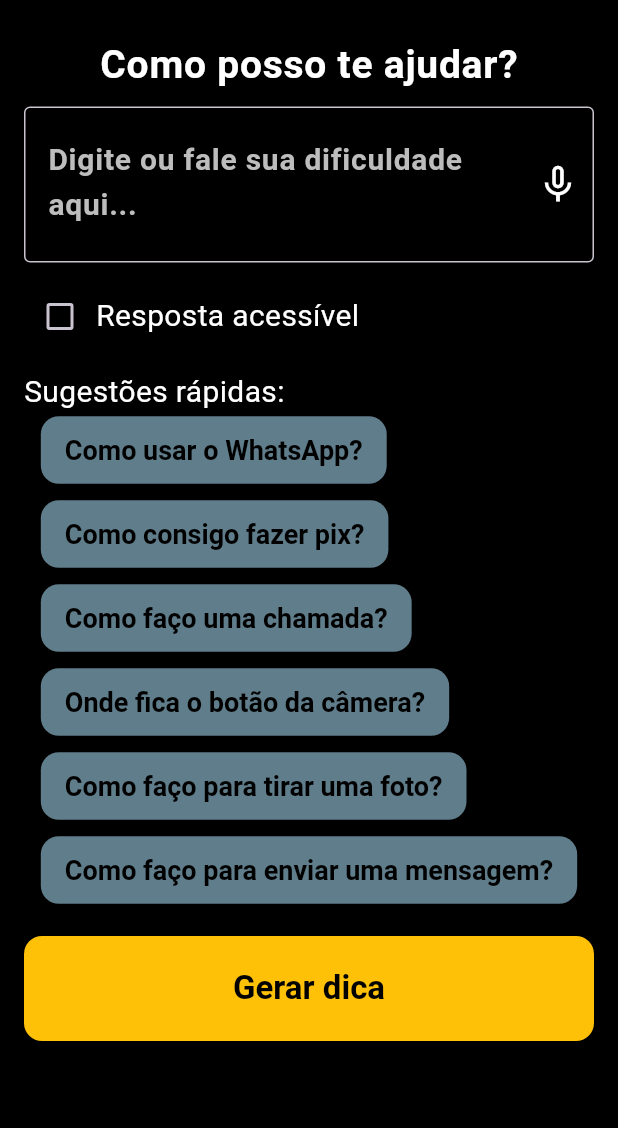
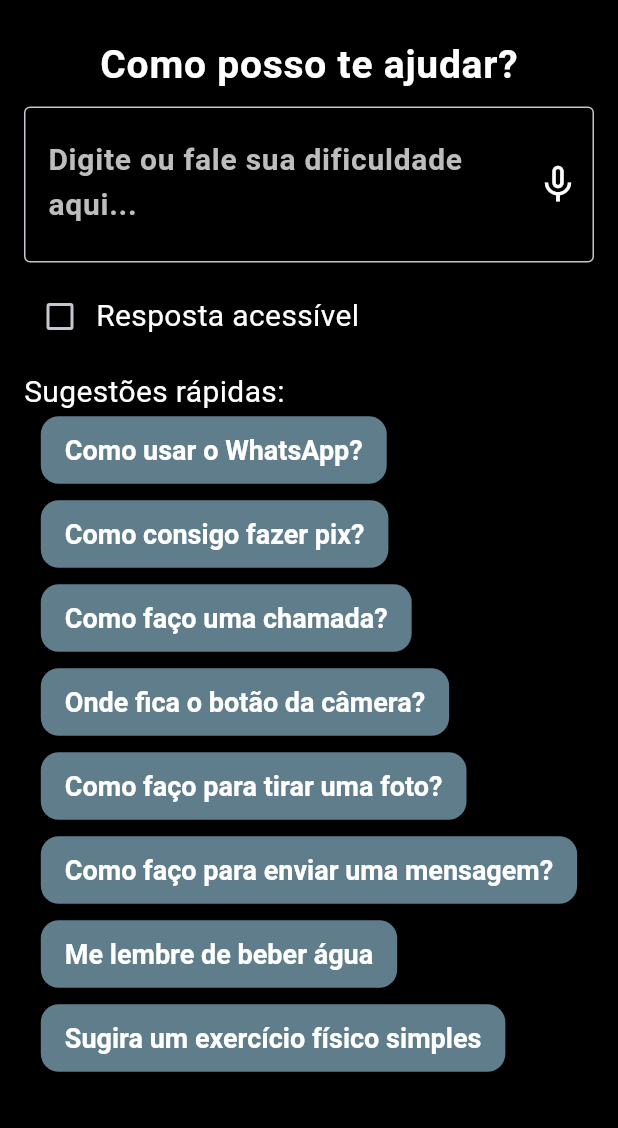
Before and after one commit to maysagoncalves29/imersao-alura2025, a Flutter app: the screen it shows after launch, on a phone screen of 412 x 824 dp, the part 108-1236 px from its top. Run offline on Flutter 3.47's test engine with Material 3 defaults, Android fonts, the phone set to English and light mode, and no system bars; our stand-ins replace flutter_tts, speech_to_text.

Commit message:
Adicionando a funcionalidade de beber agua e exercicios físicos

```diff
--- a/imersao-frontend/digitaliza_ia/lib/main.dart
+++ b/imersao-frontend/digitaliza_ia/lib/main.dart
@@ -5,6 +5,7 @@ import 'dart:convert';
 // Pacotes para voz
 import 'package:speech_to_text/speech_to_text.dart' as stt;
 import 'package:flutter_tts/flutter_tts.dart';
+import 'dart:async';
 
 void main() {
   runApp(IncluiAIApp());
@@ -25,8 +26,8 @@ class IncluiAIApp extends StatelessWidget {
         ),
         elevatedButtonTheme: ElevatedButtonThemeData(
           style: ElevatedButton.styleFrom(
-      backgroundColor: Colors.amber, // cor vibrante para botão
-      foregroundColor: Colors.black, // texto preto no botão amarelo
+            backgroundColor: Colors.amber,
+            foregroundColor: Colors.black,
             textStyle: TextStyle(fontSize: 22, fontWeight: FontWeight.bold),
             padding: EdgeInsets.symmetric(vertical: 16, horizontal: 24),
             shape: RoundedRectangleBorder(borderRadius: BorderRadius.circular(12)),
@@ -34,12 +35,11 @@ class IncluiAIApp extends StatelessWidget {
         ),
         inputDecorationTheme: InputDecorationTheme(
           filled: true,
-    fillColor: Colors.grey[900], // fundo escuro do campo
-    hintStyle: TextStyle(color: Colors.grey[400], fontSize: 20),
+          fillColor: Colors.grey[900],
+          hintStyle: TextStyle(color: Colors.grey[300], fontSize: 20),
           border: OutlineInputBorder(borderRadius: BorderRadius.circular(12)),
         ),
       ),
-
       home: IncluiAIHome(),
     );
   }
@@ -60,7 +60,6 @@ class _IncluiAIHomeState extends State<IncluiAIHome> {
 
   final FlutterTts _flutterTts = FlutterTts();
 
-  // Novo: variável para controlar se a resposta deve ser acessível
   bool _acessivel = false;
 
   final List<String> palavrasChave = [
@@ -70,19 +69,34 @@ class _IncluiAIHomeState extends State<IncluiAIHome> {
     'Onde fica o botão da câmera?',
     'Como faço para tirar uma foto?',
     'Como faço para enviar uma mensagem?',
+    'Me lembre de beber água',
+    'Sugira um exercício físico simples'
   ];
+
+  Timer? _lembreteAgua;
+  Timer? _lembreteExercicio;
 
   @override
   void initState() {
     super.initState();
     _speech = stt.SpeechToText();
     _initTts();
+    _iniciarLembretes();
   }
 
   Future<void> _initTts() async {
     await _flutterTts.setLanguage('pt-BR');
     await _flutterTts.setSpeechRate(0.4);
     await _flutterTts.setVolume(1.0);
+  }
+
+  void _iniciarLembretes() {
+    _lembreteAgua = Timer.periodic(Duration(hours: 2), (timer) async {
+      await _falarResposta('Hora de beber água! Manter-se hidratado é muito importante.');
+    });
+    _lembreteExercicio = Timer.periodic(Duration(hours: 4), (timer) async {
+      await _falarResposta('Lembre-se de se alongar ou fazer um exercício leve. Que tal levantar e dar alguns passos? Sempre com acompanhamento profissional.');
+    });
   }
 
   Future<void> _gerarDica() async {
@@ -97,7 +111,7 @@ class _IncluiAIHomeState extends State<IncluiAIHome> {
       headers: {'Content-Type': 'application/json'},
       body: json.encode({
         'texto': texto,
-        'acessivel': _acessivel, // Envia o campo acessível aqui
+        'acessivel': _acessivel,
       }),
     );
 
@@ -114,10 +128,9 @@ class _IncluiAIHomeState extends State<IncluiAIHome> {
   }
 
   Future<void> _falarResposta(String texto) async {
-    String textoLimpo = texto.replaceAll('*', ''); // remove todos os asteriscos
+    String textoLimpo = texto.replaceAll('*', '');
     await _flutterTts.stop();
     await _flutterTts.speak(textoLimpo);
-
   }
 
   void _startListening() async {
@@ -154,6 +167,13 @@ class _IncluiAIHomeState extends State<IncluiAIHome> {
       _controller.text = palavra;
     });
     _gerarDica();
+  }
+
+  @override
+  void dispose() {
+    _lembreteAgua?.cancel();
+    _lembreteExercicio?.cancel();
+    super.dispose();
   }
 
   @override
@@ -199,7 +219,6 @@ class _IncluiAIHomeState extends State<IncluiAIHome> {
                 ),
                 maxLines: 2,
               ),
-
               SizedBox(height: 12),
               Row(
                 children: [
@@ -215,7 +234,6 @@ class _IncluiAIHomeState extends State<IncluiAIHome> {
                   Text('Resposta acessível', style: TextStyle(fontSize: 20, color: Colors.white)),
                 ],
               ),
-
               SizedBox(height: 12),
               Align(
                 alignment: Alignment.centerLeft,
@@ -229,12 +247,43 @@ class _IncluiAIHomeState extends State<IncluiAIHome> {
       onPressed: () => _usarPalavraChave(palavra),
       style: ElevatedButton.styleFrom(
         backgroundColor: Colors.blueGrey,
+        foregroundColor: Colors.white, // reforça contraste do texto
         padding: EdgeInsets.symmetric(horizontal: 16, vertical: 12),
       ),
-                child: Text(palavra, style: TextStyle(fontSize: 18)),
+      child: Text(palavra, style: TextStyle(fontSize: 18, fontWeight: FontWeight.bold)),
     );
   }).toList(),
 ),
+
+              SizedBox(height: 20),
+Align(
+  alignment: Alignment.centerLeft,
+  child: Text('Cuidados com a saúde:', style: theme.textTheme.bodyMedium!.copyWith(fontSize: 20)),
+),
+Wrap(
+  spacing: 8,
+  runSpacing: 8,
+  children: [
+    ElevatedButton.icon(
+  onPressed: () => _usarPalavraChave('Me lembre de beber água e explique por que isso é importante.'),
+  icon: Icon(Icons.local_drink, color: Colors.white),
+  label: Text('Beber água', style: TextStyle(fontSize: 18, color: Colors.black)),
+  style: ElevatedButton.styleFrom(
+    backgroundColor: Color.fromARGB(255, 241, 245, 2),
+  ),
+),
+
+ElevatedButton.icon(
+  onPressed: () => _usarPalavraChave('Me dê dicas de exercícios físicos simples para fazer em casa. Lembre que preciso de orientação médica.'),
+  icon: Icon(Icons.fitness_center, color: Colors.white),
+  label: Text('Exercício físico', style: TextStyle(fontSize: 18, color: Colors.black)),
+  style: ElevatedButton.styleFrom(
+    backgroundColor: Color.fromARGB(255, 241, 245, 2),
+  ),
+),
+  ]
+),
+
               SizedBox(height: 20),
               ElevatedButton(
                 onPressed: _carregando ? null : _gerarDica,
@@ -273,7 +322,7 @@ class _IncluiAIHomeState extends State<IncluiAIHome> {
                     Expanded(
                       child: ElevatedButton.icon(
                         onPressed: () async {
-                    await _flutterTts.stop(); // Interrompe a fala
+                          await _flutterTts.stop();
                           setState(() {
                             _controller.clear();
                             _resposta = '';
@@ -294,6 +343,5 @@ class _IncluiAIHomeState extends State<IncluiAIHome> {
         ),
       ),
     );
-
   }
 }
```
Also changed, not shown: 1 other file. Lines whose indentation alone changed are shown as unchanged.
